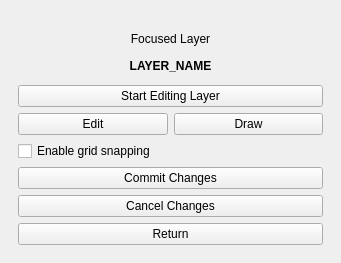
This is tygron_dockwidget_base.ui in Memz-Dev/tygron-qgis as Qt 5 draws it before an edit. The edited form follows.
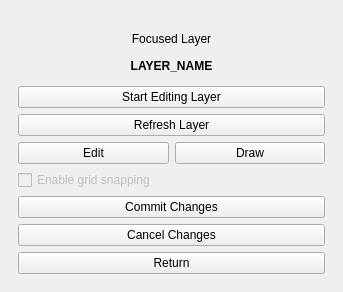
This is the edited form. The open tabs and pages were chosen to show the change. Custom widgets are drawn as their Qt base class.

The edit to the form file:
```diff
--- a/tygron_dockwidget_base.ui
+++ b/tygron_dockwidget_base.ui
@@ -6,8 +6,8 @@
    <rect>
     <x>0</x>
     <y>0</y>
-    <width>341</width>
-    <height>263</height>
+    <width>343</width>
+    <height>292</height>
    </rect>
   </property>
   <property name="windowTitle">
@@ -375,6 +375,13 @@
           </property>
          </widget>
         </item>
+        <item>
+         <widget class="QPushButton" name="LayerControlRefresh">
+          <property name="text">
+           <string>Refresh Layer</string>
+          </property>
+         </widget>
+        </item>
         <item>
          <layout class="QHBoxLayout" name="horizontalLayout_3">
           <item>
@@ -395,6 +402,9 @@
         </item>
         <item>
          <widget class="QCheckBox" name="LayerControlSnapping">
+          <property name="enabled">
+           <bool>false</bool>
+          </property>
           <property name="text">
            <string>Enable grid snapping</string>
           </property>
```
Left out of the diff: 14 changed lines with no effect on the pictures.
